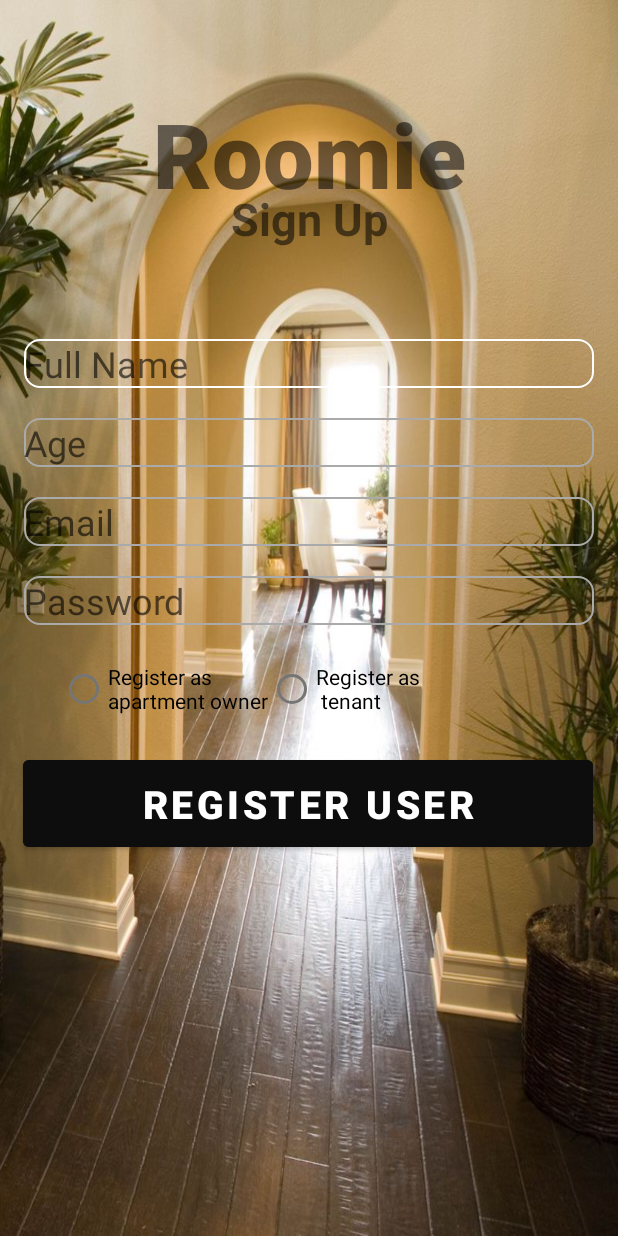
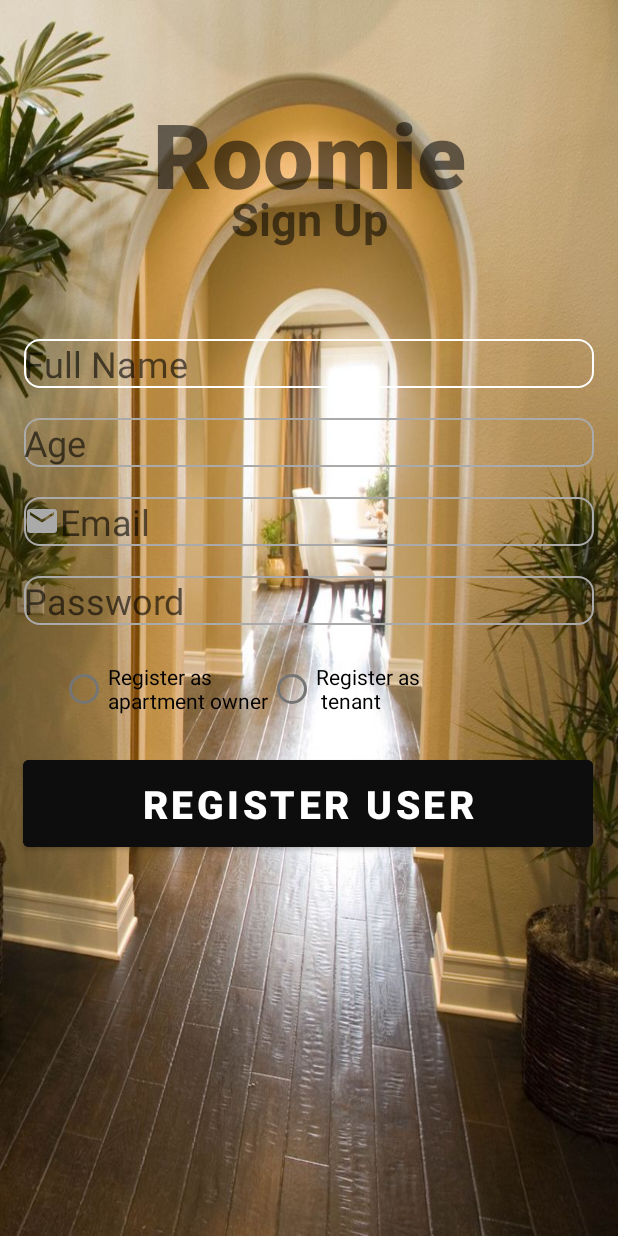
Before and after one commit to oz105/Roomie, an Android app: the screen it shows after launch (RegisterActivity before the commit, RegisterViewActivity after it), after a tap on "Register", on a phone screen of 412 x 824 dp. Run offline under Robolectric (Android 15) with nearby library versions, the light colour scheme and no system bars; our stand-ins replace Firebase (no records; nobody signed in at launch, a user with empty details on screens opened directly); 2 other taps on this screen came first.

Commit message:
MVC Register

```diff
--- a/app/src/main/java/com/example/roomie_2/LoginModel.java
+++ b/app/src/main/java/com/example/roomie_2/LoginModel.java
@@ -18,11 +18,11 @@ import com.google.firebase.database.ValueEventListener;
 
 public class LoginModel {
 
-    public DatabaseReference reference;
-    public FirebaseAuth mAuth;
-    public FirebaseUser user;
-    public User profileUser;
-    public String userID;
+    private DatabaseReference reference;
+    private FirebaseAuth mAuth;
+    private FirebaseUser user;
+    private User profileUser;
+    private String userID;
 
 
     LoginController loginController;
@@ -64,6 +64,7 @@ public class LoginModel {
                         @Override
                         public void onCancelled(@NonNull DatabaseError error) {
                             loginController.make_toast("Something went wrong!");
+                            loginController.goneProgressBar();
                         }
                     });
 
@@ -75,6 +76,7 @@ public class LoginModel {
 //                    }
                 }else{
                     loginController.make_toast("Failed to Login! Please check Your Email or Password");
+                    loginController.goneProgressBar();
                 }
             }
         });
@@ -112,23 +114,23 @@ public class LoginModel {
 
     private void verify_data(String email, String password) {
         if (email.isEmpty()) {
-            loginController.loginView.editTextEmail.setError("Email is required!");
-            loginController.loginView.editTextEmail.requestFocus();
+            loginController.getLoginView().getEditTextEmail().setError("Email is required!");
+            loginController.getLoginView().getEditTextEmail().requestFocus();
             return;
         }
         if (!Patterns.EMAIL_ADDRESS.matcher(email).matches()) {
-            loginController.loginView.editTextEmail.setError("Please enter valid Email!");
-            loginController.loginView.editTextEmail.requestFocus();
+            loginController.getLoginView().getEditTextEmail().setError("Please enter valid Email!");
+            loginController.getLoginView().getEditTextEmail().requestFocus();
             return;
         }
         if (password.isEmpty()) {
-            loginController.loginView.editTextPassword.setError("Password is required!");
-            loginController.loginView.editTextPassword.requestFocus();
+            loginController.getLoginView().getEditTextPassword().setError("Password is required!");
+            loginController.getLoginView().getEditTextPassword().requestFocus();
             return;
         }
         if (password.length() < 6) {
-            loginController.loginView.editTextPassword.setError("Password should be at least 6 characters");
-            loginController.loginView.editTextPassword.requestFocus();
+            loginController.getLoginView().getEditTextPassword().setError("Password should be at least 6 characters");
+            loginController.getLoginView().getEditTextPassword().requestFocus();
             return;
         }
     }
--- a/app/src/main/java/com/example/roomie_2/LoginViewActivity.java
+++ b/app/src/main/java/com/example/roomie_2/LoginViewActivity.java
@@ -11,17 +11,20 @@ import android.widget.ProgressBar;
 import android.widget.TextView;
 import android.widget.Toast;
 
+import com.google.firebase.auth.FirebaseAuth;
+import com.google.firebase.auth.FirebaseUser;
 import com.google.firebase.database.FirebaseDatabase;
 
 public class LoginViewActivity extends AppCompatActivity implements View.OnClickListener {
 
     public FirebaseDatabase db;
+    private FirebaseAuth mAuth;
 
 
-    public TextView register, forgetPassword;
-    public EditText editTextEmail, editTextPassword;
-    public Button signIn;
-    public ProgressBar progressBar;
+    private TextView register, forgetPassword;
+    private EditText editTextEmail, editTextPassword;
+    private Button signIn;
+    private ProgressBar progressBar;
 
 
 
@@ -33,6 +36,7 @@ public class LoginViewActivity extends AppCompatActivity implements View.OnClick
         super.onCreate(savedInstanceState);
         setContentView(R.layout.activity_login_view);
         db = FirebaseDatabase.getInstance("https://roomie-f420f-default-rtdb.asia-southeast1.firebasedatabase.app");
+        mAuth = FirebaseAuth.getInstance();
         signIn = (Button) findViewById(R.id.signIn);
         register = (TextView) findViewById(R.id.register);
         editTextEmail = (EditText) findViewById(R.id.email);
@@ -47,22 +51,22 @@ public class LoginViewActivity extends AppCompatActivity implements View.OnClick
         loginController = new LoginController(this);
     }
 
-//    @Override
-//    public void onStart() {
-//        super.onStart();
-//        // Check if user is signed in (non-null) and update UI accordingly.
-//        FirebaseUser currentUser = mAuth.getCurrentUser();
-//        if(currentUser != null && currentUser.isEmailVerified()){
-//            startActivity(new Intent(LoginActivity.this, WelcomeUserActivity.class));
-//        }
-//    }
+    @Override
+    public void onStart() {
+        super.onStart();
+        // Check if user is signed in (non-null) and update UI accordingly.
+        FirebaseUser currentUser = mAuth.getCurrentUser();
+        if(currentUser != null && currentUser.isEmailVerified()){
+            startActivity(new Intent(LoginViewActivity.this, WelcomeUserActivity.class));
+        }
+    }
 
 
     @Override
     public void onClick(View v) {
         switch (v.getId()){
             case R.id.register:
-                startActivity(new Intent(this,RegisterActivity.class));
+                startActivity(new Intent(this,RegisterViewActivity.class));
                 break;
 
             case R.id.forgotPassword:
@@ -75,31 +79,22 @@ public class LoginViewActivity extends AppCompatActivity implements View.OnClick
         }
     }
 
-    public void Make_toast(String message){
+    public void make_toast(String message){
         Toast.makeText(this, message, Toast.LENGTH_SHORT).show();
 
     }
-}
+
+    public EditText getEditTextEmail() {
+        return editTextEmail;
+    }
 
 
+    public EditText getEditTextPassword() {
+        return editTextPassword;
+    }
 
-//
-//public class LoginViewActivity extends AppCompatActivity implements View.OnClickListener {
-//
-//
 
-//
-//
-//    @Override
-//    protected void onCreate(Bundle savedInstanceState) {
-//        super.onCreate(savedInstanceState);
-//        setContentView(R.layout.activity_login);
-
-//
-//    }
-//
-
-//
-
-//
-//}
+    public ProgressBar getProgressBar() {
+        return progressBar;
+    }
+}
--- a/app/src/main/java/com/example/roomie_2/RegisterActivity.java
+++ b/app/src/main/java/com/example/roomie_2/RegisterActivity.java
@@ -77,6 +77,7 @@ public class RegisterActivity extends AppCompatActivity implements View.OnClickL
                 startActivity(new Intent(this, LoginViewActivity.class));
                 break;
             case R.id.registerUser:
+                Log.i("roomie Register", "switch");
                 //Intent myIntent = new Intent(RegisterActivity.this, LoginActivity.class);
                 //startActivity(myIntent);
                 registerUser();
@@ -123,8 +124,6 @@ public class RegisterActivity extends AppCompatActivity implements View.OnClickL
         }
 
 
-
-
         progressBar.setVisibility(View.VISIBLE);
         mAuth.createUserWithEmailAndPassword(email,password)
                 .addOnCompleteListener(new OnCompleteListener<AuthResult>() {
--- /dev/null
+++ b/app/src/main/java/com/example/roomie_2/RegisterController.java
@@ -0,0 +1,42 @@
+package com.example.roomie_2;
+
+import android.content.Intent;
+import android.view.View;
+
+public class RegisterController {
+
+    private RegisterModel registerModel ;
+    private RegisterViewActivity registerView;
+
+    public RegisterController(RegisterViewActivity registerView) {
+        this.registerView = registerView;
+        this.registerModel = new RegisterModel(this);
+    }
+
+    public void getDate(boolean isAdmin){
+        String email = registerView.getEditTextEmail().getText().toString().trim();
+        String password = registerView.getEditTextPassword().getText().toString().trim();
+        String fullName = registerView.getEditTextFullName().getText().toString().trim();
+        String age = registerView.getEditTextAge().getText().toString().trim();
+        registerView.getProgressBar().setVisibility(View.VISIBLE);
+        registerModel.registerUser(email, password, fullName, age ,isAdmin);
+
+    }
+
+    public void make_toast(String message){
+        this.registerView.make_toast(message);
+    }
+
+    public RegisterViewActivity getRegisterView() {
+        return registerView;
+    }
+
+    public void goneProgressBar() {
+        registerView.getProgressBar().setVisibility(View.GONE);
+        registerView.startActivity(new Intent(registerView, LoginViewActivity.class));
+
+    }
+    public void onlyGone() {
+        registerView.getProgressBar().setVisibility(View.GONE);
+    }
+}
--- /dev/null
+++ b/app/src/main/java/com/example/roomie_2/RegisterViewActivity.java
@@ -0,0 +1,98 @@
+package com.example.roomie_2;
+
+import androidx.appcompat.app.AppCompatActivity;
+
+import android.content.Intent;
+import android.os.Bundle;
+import android.view.View;
+import android.widget.Button;
+import android.widget.EditText;
+import android.widget.ProgressBar;
+import android.widget.RadioButton;
+import android.widget.RadioGroup;
+import android.widget.TextView;
+import android.widget.Toast;
+
+
+public class RegisterViewActivity extends AppCompatActivity implements View.OnClickListener {
+
+    private TextView banner, registerUser;
+    private RadioGroup type;
+    private EditText editTextFullName, editTextAge, editTextEmail, editTextPassword;
+    private ProgressBar progressBar;
+
+    private boolean isAdmin = false;
+
+
+    public RegisterController registerController;
+
+    @Override
+    protected void onCreate(Bundle savedInstanceState) {
+        super.onCreate(savedInstanceState);
+        setContentView(R.layout.activity_register_view);
+
+        type = (RadioGroup) findViewById(R.id.type);
+        banner = (TextView) findViewById(R.id.banner);
+
+        progressBar = (ProgressBar) findViewById(R.id.progressBar);
+        editTextFullName = (EditText) findViewById(R.id.fullName);
+        editTextPassword = (EditText) findViewById(R.id.password);
+        registerUser = (Button) findViewById(R.id.registerUser);
+        editTextEmail = (EditText) findViewById(R.id.email);
+        editTextAge = (EditText) findViewById(R.id.age);
+
+
+        registerController = new RegisterController(this);
+        registerUser.setOnClickListener(this);
+        banner.setOnClickListener(this);
+
+        type.setOnCheckedChangeListener(new RadioGroup.OnCheckedChangeListener() {
+            @Override
+            public void onCheckedChanged(RadioGroup group, int checkedId) {
+                RadioButton checked = (RadioButton) group.findViewById(checkedId);
+                if(checked.getId()==R.id.admin){
+                    isAdmin = true;
+                }
+            }
+        });
+    }
+
+    @Override
+    public void onClick(View v) {
+        switch (v.getId()) {
+            case R.id.banner:
+                startActivity(new Intent(this, LoginViewActivity.class));
+                break;
+            case R.id.registerUser:
+                registerController.getDate(isAdmin);
+                break;
+        }
+
+    }
+
+    public void make_toast(String message){
+        Toast.makeText(this, message, Toast.LENGTH_SHORT).show();
+
+    }
+
+    public EditText getEditTextFullName() {
+        return editTextFullName;
+    }
+
+    public EditText getEditTextAge() {
+        return editTextAge;
+    }
+
+    public EditText getEditTextEmail() {
+        return editTextEmail;
+    }
+
+    public EditText getEditTextPassword() {
+        return editTextPassword;
+    }
+
+    public ProgressBar getProgressBar() {
+        return progressBar;
+    }
+
+}
--- /dev/null
+++ b/app/src/main/res/layout/activity_register_view.xml
@@ -0,0 +1,159 @@
+<?xml version="1.0" encoding="utf-8"?>
+<androidx.constraintlayout.widget.ConstraintLayout xmlns:android="http://schemas.android.com/apk/res/android"
+    xmlns:app="http://schemas.android.com/apk/res-auto"
+    xmlns:tools="http://schemas.android.com/tools"
+    android:layout_width="match_parent"
+    android:layout_height="match_parent"
+    android:background="@drawable/login_background"
+    tools:context=".RegisterViewActivity">
+
+    <TextView
+        android:id="@+id/banner"
+        android:layout_width="match_parent"
+        android:layout_height="wrap_content"
+        android:layout_marginBottom="620dp"
+        android:text="Roomie"
+
+        android:textSize="60sp"
+        android:textAlignment="center"
+        android:textStyle="bold"
+        android:fontFamily="sans-serif-black"
+        app:layout_constraintBottom_toBottomOf="parent"
+        app:layout_constraintLeft_toLeftOf="parent"
+        app:layout_constraintRight_toRightOf="parent"
+        app:layout_constraintTop_toTopOf="parent" />
+
+    <TextView
+        android:id="@+id/signUp"
+        android:layout_width="wrap_content"
+        android:layout_height="wrap_content"
+        android:layout_marginTop="125dp"
+        android:textAlignment="center"
+        android:text="Sign Up"
+        android:textSize="30dp"
+        android:textStyle="bold"
+        app:layout_constraintEnd_toEndOf="parent"
+        app:layout_constraintStart_toStartOf="parent"
+        app:layout_constraintTop_toTopOf="parent" />
+
+    <EditText
+        android:id="@+id/fullName"
+        android:layout_width="380dp"
+        android:layout_height="wrap_content"
+        android:layout_marginTop="60dp"
+        android:ems="10"
+        android:hint="Full Name"
+        android:background="@drawable/costum_input"
+
+        android:inputType="text"
+        android:textSize="24sp"
+        app:layout_constraintLeft_toLeftOf="parent"
+        app:layout_constraintRight_toRightOf="parent"
+        app:layout_constraintTop_toBottomOf="@+id/signUp" />
+
+    <EditText
+        android:id="@+id/age"
+        android:layout_width="380dp"
+        android:layout_height="wrap_content"
+        android:layout_marginTop="20dp"
+        android:ems="10"
+        android:hint="Age"
+        android:background="@drawable/costum_input"
+
+        android:inputType="number"
+        android:textSize="24sp"
+        app:layout_constraintLeft_toLeftOf="parent"
+        app:layout_constraintRight_toRightOf="parent"
+        app:layout_constraintTop_toBottomOf="@+id/fullName" />
+
+    <EditText
+        android:id="@+id/email"
+        android:layout_width="380dp"
+        android:layout_height="wrap_content"
+        android:layout_marginTop="20dp"
+        android:ems="10"
+        android:hint="Email"
+        android:drawableStart="@drawable/ic_email"
+        android:background="@drawable/costum_input"
+
+        android:inputType="textEmailAddress"
+        android:textSize="24sp"
+        app:layout_constraintLeft_toLeftOf="parent"
+        app:layout_constraintRight_toRightOf="parent"
+        app:layout_constraintTop_toBottomOf="@+id/age" />
+
+    <EditText
+        android:id="@+id/password"
+        android:layout_width="380dp"
+        android:layout_height="wrap_content"
+        android:layout_marginTop="20dp"
+        android:ems="10"
+        android:hint="Password"
+        android:inputType="textPassword"
+        android:background="@drawable/costum_input"
+
+        android:textSize="24sp"
+        app:layout_constraintLeft_toLeftOf="parent"
+        app:layout_constraintRight_toRightOf="parent"
+        app:layout_constraintTop_toBottomOf="@+id/email" />
+
+    <Button
+        android:id="@+id/registerUser"
+        android:layout_width="380dp"
+        android:layout_height="70dp"
+        android:layout_marginTop="84dp"
+        android:backgroundTint="#0E0D0D"
+        android:text="Register User"
+        android:textSize="26sp"
+        android:textStyle="bold"
+        app:layout_constraintHorizontal_bias="0.483"
+        app:layout_constraintLeft_toLeftOf="parent"
+        app:layout_constraintRight_toRightOf="parent"
+        app:layout_constraintTop_toBottomOf="@+id/password" />
+
+    <ProgressBar
+        android:id="@+id/progressBar"
+        style="?android:attr/progressBarStyleLarge"
+        android:layout_width="wrap_content"
+        android:layout_height="wrap_content"
+        android:layout_centerInParent = "true"
+        android:visibility="gone"
+        tools:ignore = "MissingConstraints"
+        app:layout_constraintTop_toTopOf="parent"
+        app:layout_constraintBottom_toBottomOf="parent"
+        app:layout_constraintRight_toRightOf="parent"
+        app:layout_constraintLeft_toLeftOf="parent"
+        />
+
+    <RadioGroup
+        android:id="@+id/type"
+        android:layout_width="320dp"
+        android:layout_height="57dp"
+        android:gravity="center"
+        android:orientation="horizontal"
+        app:layout_constraintBottom_toTopOf="@+id/registerUser"
+        app:layout_constraintTop_toBottomOf="@+id/password"
+        app:layout_constraintVertical_bias="0.535"
+        tools:ignore="MissingConstraints"
+        tools:layout_editor_absoluteX="28dp">
+
+        <RadioButton
+            android:id="@+id/admin"
+            android:layout_width="wrap_content"
+            android:layout_height="wrap_content"
+            android:text="Register as\napartment owner"
+            tools:ignore="MissingConstraints"
+            tools:layout_editor_absoluteX="45dp"
+            tools:layout_editor_absoluteY="156dp" />
+
+        <RadioButton
+            android:id="@+id/user"
+            android:layout_width="wrap_content"
+            android:layout_height="wrap_content"
+            android:text="Register as\n tenant"
+            tools:ignore="MissingConstraints"
+            tools:layout_editor_absoluteX="195dp"
+            tools:layout_editor_absoluteY="165dp" />
+    </RadioGroup>
+
+</androidx.constraintlayout.widget.ConstraintLayout>
```
Also changed, not shown: app/src/main/AndroidManifest.xml (+14 -16 lines), app/src/main/java/com/example/roomie_2/LoginController.java (+13 -6 lines), app/src/main/java/com/example/roomie_2/RegisterModel.java (added, +94 -0 lines).
